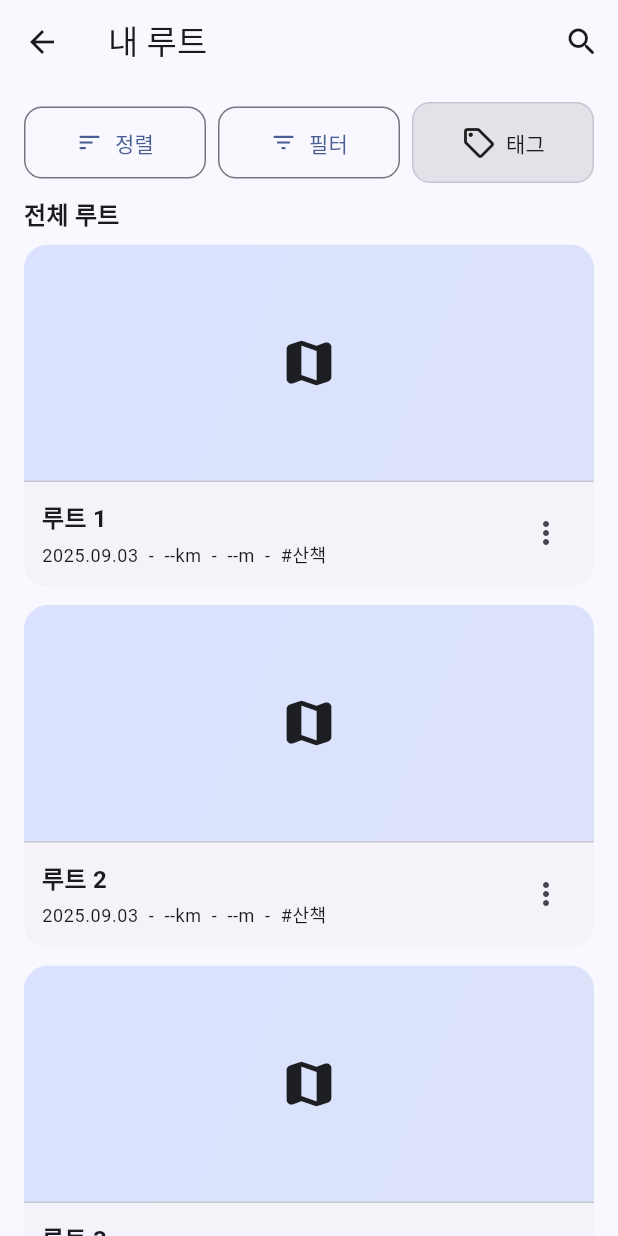
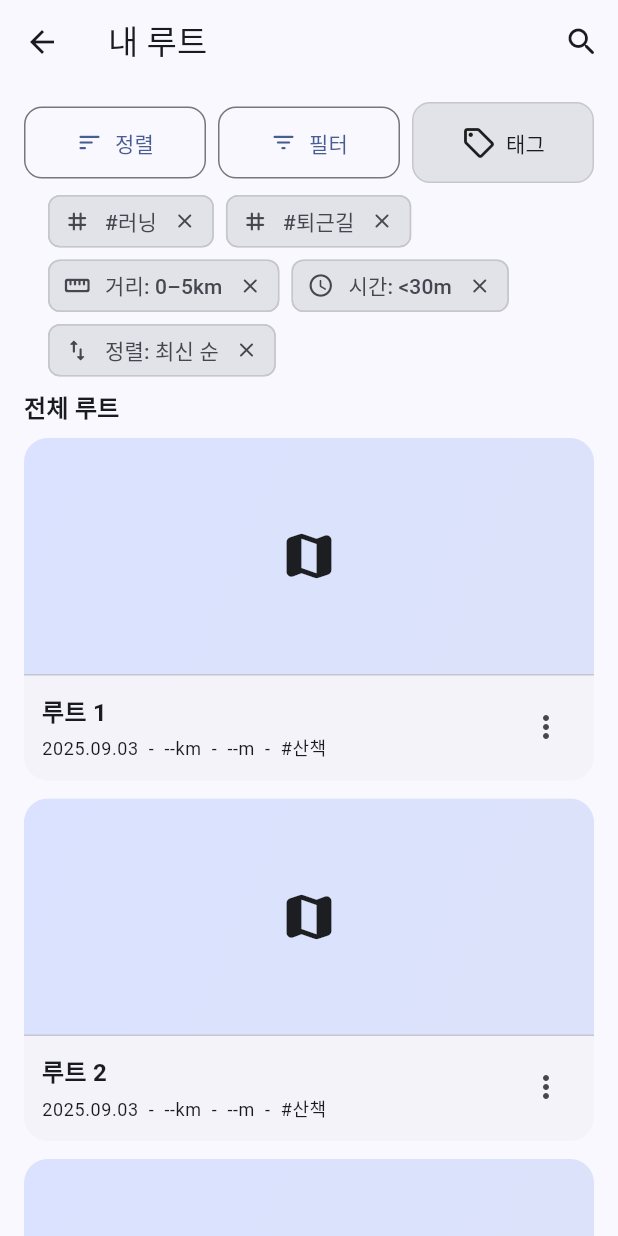
Before and after one commit to Leedoseo/RouteLog_project, a Flutter app: the RoutesListScreen screen opened directly, on a phone screen of 412 x 824 dp. Run offline on Flutter 3.47's test engine with Material 3 defaults, Android fonts, the phone set to English and light mode, and no system bars.

```diff
--- a/lib/features/routes/routes_list_screen.dart
+++ b/lib/features/routes/routes_list_screen.dart
@@ -42,6 +42,22 @@ class RoutesListScreen extends StatelessWidget {
               ),
             ),
           ),
+          SliverToBoxAdapter(
+            child: Padding(
+              padding: const EdgeInsets.symmetric(horizontal: 16),
+              child: AppliedFiltersBar(
+                tags: const ["러닝", "퇴근길"],       // 적용된 태그(예시)
+                distanceLabel: "0–5km",             // 거리 필터 요약(예시)
+                durationLabel: "<30m",               // 시간 필터 요약(예시)
+                sortLabel: "최신 순",                // 정렬 요약(예시)
+                onClearTag: (t) => _notImplemented(context, "태그 제거: $t"),
+                onClearDistance: () => _notImplemented(context, "거리 해제"),
+                onClearDuration: () => _notImplemented(context, "시간 해제"),
+                onClearSort: () => _notImplemented(context, "정렬 해제"),
+                onClearAll: () => _notImplemented(context, "모두 지우기"),
+              ),
+            ),
+          ),
 
           // 리스트 섹션 타이틀
           const SliverToBoxAdapter(
--- a/lib/features/routes/widgets/widgets.dart
+++ b/lib/features/routes/widgets/widgets.dart
@@ -8,3 +8,4 @@ export 'photo_grid.dart';
 export 'memo_card.dart';
 export 'filter_section_title.dart';
 export 'select_chip.dart';
+export 'applied_filters_bar.dart';
```
